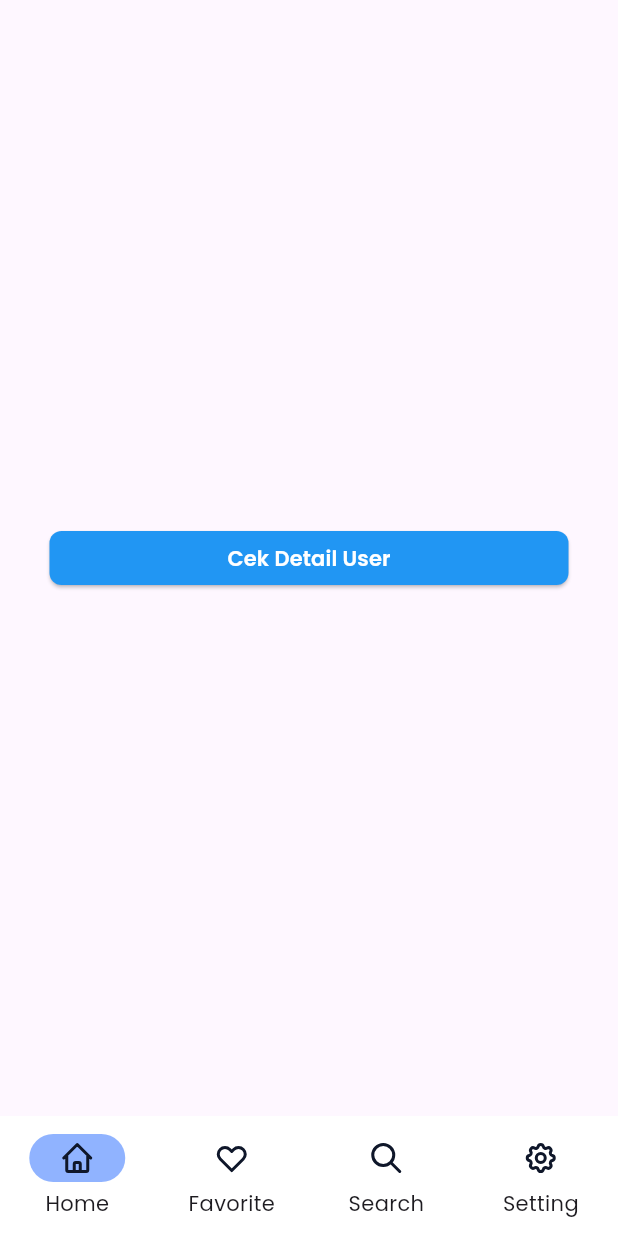
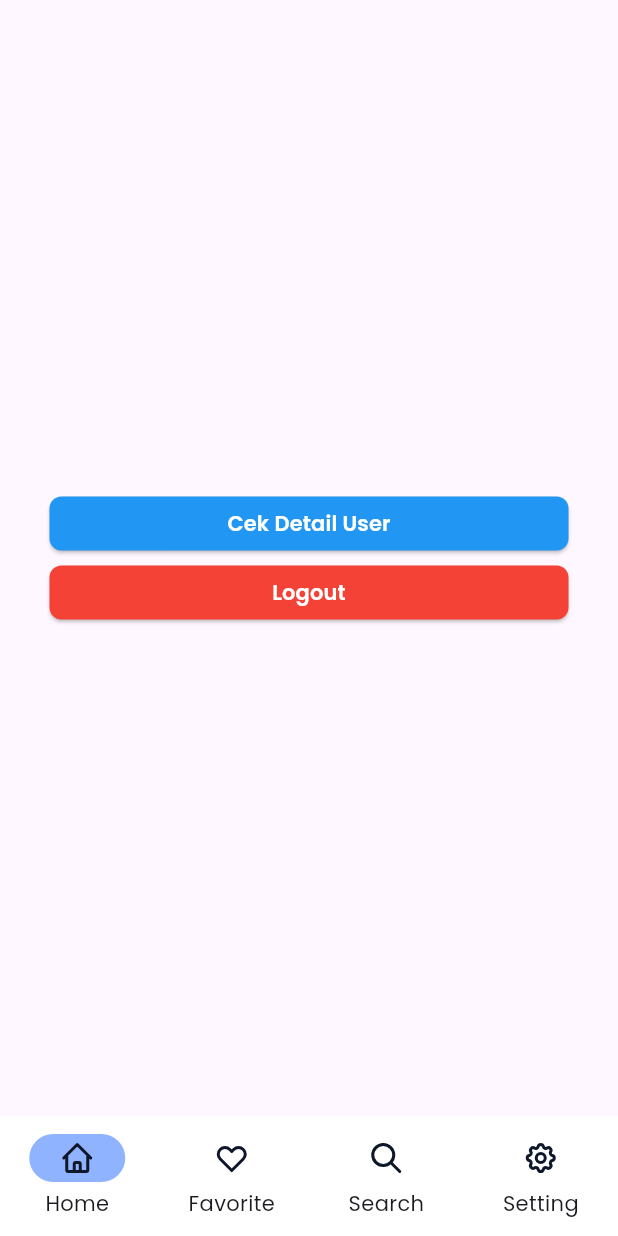
Before and after one commit to puturangga21/progmob-flutter, a Flutter app: the HomePage screen opened directly, on a phone screen of 412 x 824 dp. Run offline on Flutter 3.47's test engine with Material 3 defaults, Android fonts, the phone set to English and light mode, and no system bars; our stand-ins replace dio, flutter_svg, get_storage, page_transition; accounts and stored records are empty.

Commit message:
feat: add logout feature

```diff
--- a/lib/main.dart
+++ b/lib/main.dart
@@ -24,7 +24,7 @@ class MainApp extends StatelessWidget {
         '/login': (context) => const LoginPage(),
         '/register': (context) => const RegisterPage(),
       },
-      initialRoute: '/',
+      initialRoute: '/login',
     );
   }
 }
--- a/lib/pages/home_page.dart
+++ b/lib/pages/home_page.dart
@@ -1,8 +1,10 @@
 import 'package:dio/dio.dart';
 import 'package:flutter/material.dart';
 import 'package:get_storage/get_storage.dart';
+import 'package:page_transition/page_transition.dart';
 import 'package:penmas/components/bottom_navigation.dart';
 import 'package:penmas/components/button.dart';
+import 'package:penmas/pages/login.dart';
 
 class HomePage extends StatefulWidget {
   const HomePage({super.key});
@@ -22,16 +24,29 @@ class _HomePageState extends State<HomePage> {
   Widget build(BuildContext context) {
     return Scaffold(
       bottomNavigationBar: const BottomNavigation(),
-      body: Center(
-        child: Padding(
+      body: Padding(
         padding: const EdgeInsets.symmetric(horizontal: 33),
-          child: MyButton(
+        child: Column(
+          mainAxisAlignment: MainAxisAlignment.center,
+          children: [
+            MyButton(
               title: 'Cek Detail User',
               color: Colors.blue,
               onPressButton: () {
                 goUser(dio, myStorage, apiUrl);
               },
             ),
+            const SizedBox(
+              height: 10,
+            ),
+            MyButton(
+              title: 'Logout',
+              color: Colors.red,
+              onPressButton: () {
+                goLogout(context, dio, myStorage, apiUrl);
+              },
+            ),
+          ],
         ),
       ),
     );
@@ -51,3 +66,23 @@ void goUser(dio, myStorage, apiUrl) async {
     print('${e.response} - ${e.response?.statusCode}');
   }
 }
+
+void goLogout(BuildContext context, dio, myStorage, apiUrl) async {
+  try {
+    final response = await dio.get(
+      '$apiUrl/logout',
+      options: Options(
+        headers: {'Authorization': 'Bearer ${myStorage.read('token')}'},
+      ),
+    );
+    print(response.data);
+
+    // Balik ke halaman login
+    Navigator.push(
+      context,
+      PageTransition(child: const LoginPage(), type: PageTransitionType.fade),
+    );
+  } on DioException catch (e) {
+    print('${e.response} - ${e.response?.statusCode}');
+  }
+}
```
Lines whose indentation alone changed are shown as unchanged.
